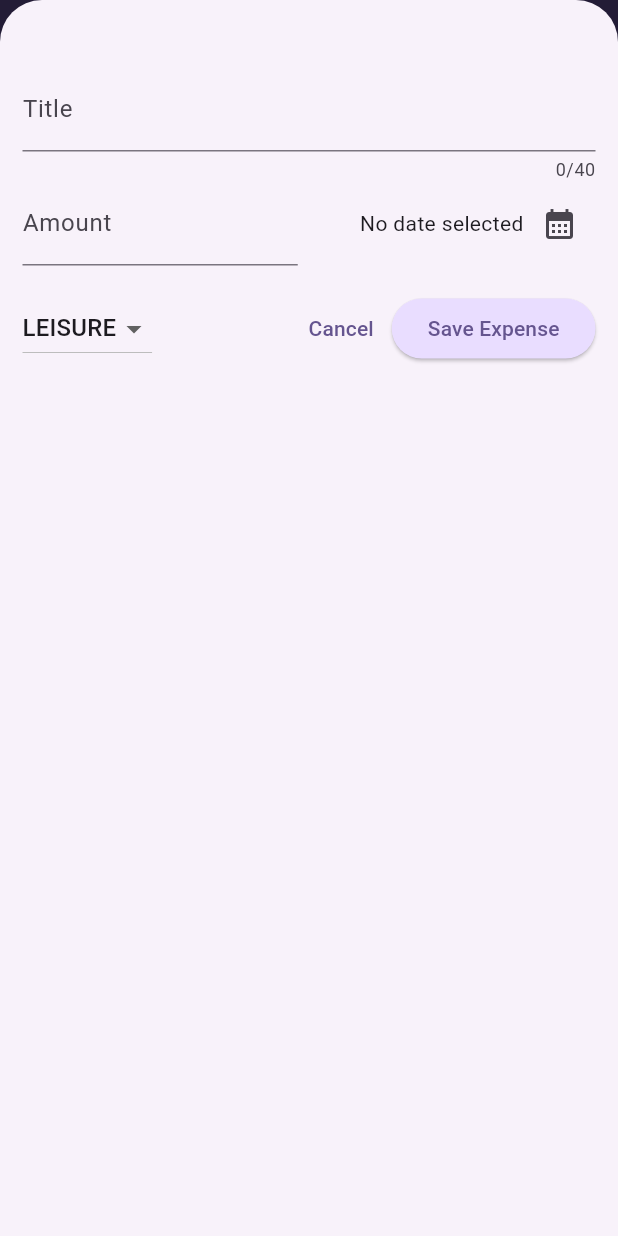
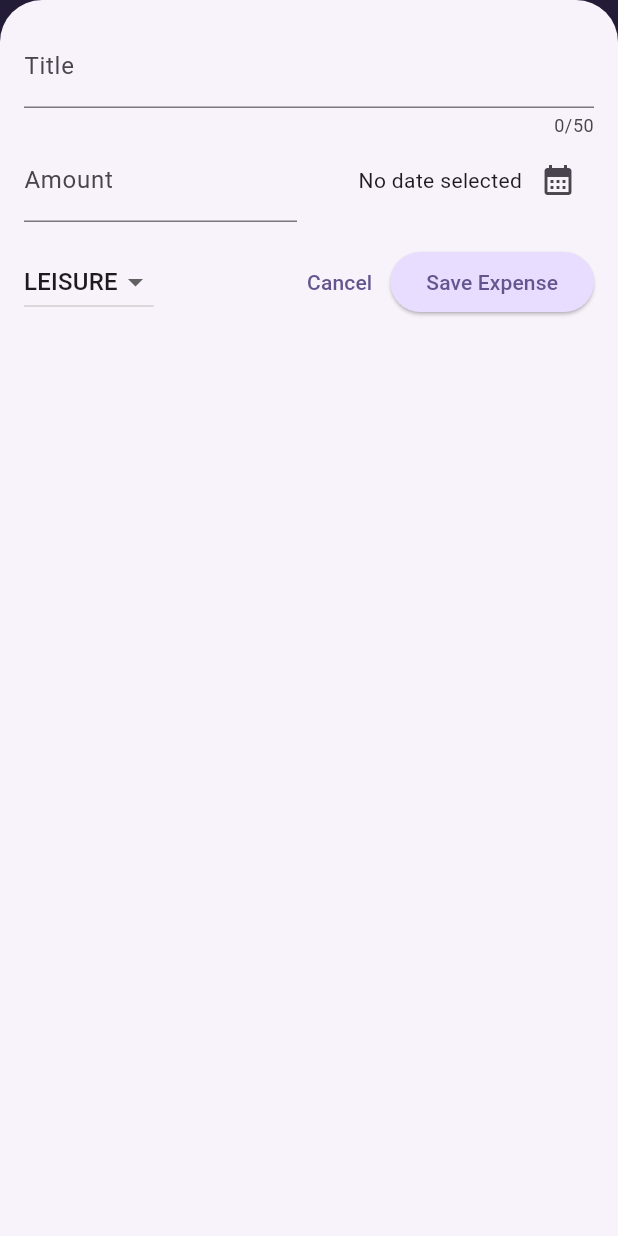
Before and after one commit to avoloder9/Expense_tracker, a Flutter app: the screen it shows after launch, after a tap on the "add" icon, on a phone screen of 412 x 824 dp. Run offline on Flutter 3.47's test engine with Material 3 defaults, Android fonts, the phone set to English and light mode, and no system bars.

Commit message:
built responsive and adaptive UI

```diff
--- a/lib/main.dart
+++ b/lib/main.dart
@@ -7,8 +7,9 @@ var kColorScheme = ColorScheme.fromSeed(
 
 var kDarkColorScheme = ColorScheme.fromSeed(
   brightness: Brightness.dark,
-  seedColor: const Color.fromARGB(255, 5, 59, 125),
+  seedColor: const Color.fromARGB(255, 5, 99, 125),
 );
+
 void main() {
   runApp(
     MaterialApp(
@@ -34,7 +35,7 @@ void main() {
         colorScheme: kColorScheme,
         appBarTheme: const AppBarTheme().copyWith(
           backgroundColor: kColorScheme.onPrimaryContainer,
-          foregroundColor: kColorScheme.primary,
+          foregroundColor: kColorScheme.primaryContainer,
         ),
         cardTheme: const CardTheme().copyWith(
           color: kColorScheme.secondaryContainer,
@@ -50,9 +51,10 @@ void main() {
         ),
         textTheme: ThemeData().textTheme.copyWith(
               titleLarge: TextStyle(
-                  fontWeight: FontWeight.bold,
-                  color: kColorScheme.onSecondaryContainer,
-                  fontSize: 15),
+                fontWeight: FontWeight.bold,
+                color: kColorScheme.onSecondaryContainer,
+                fontSize: 16,
+              ),
             ),
       ),
       home: const Expenses(),
--- a/lib/models/expense.dart
+++ b/lib/models/expense.dart
@@ -12,7 +12,7 @@ const categoryIcons = {
   Category.food: Icons.lunch_dining,
   Category.travel: Icons.flight_takeoff,
   Category.leisure: Icons.movie,
-  Category.work: Icons.work
+  Category.work: Icons.work,
 };
 
 class Expense {
@@ -35,12 +35,16 @@ class Expense {
 }
 
 class ExpenseBucket {
-  const ExpenseBucket({required this.category, required this.expenses});
+  const ExpenseBucket({
+    required this.category,
+    required this.expenses,
+  });
 
   ExpenseBucket.forCategory(List<Expense> allExpenses, this.category)
       : expenses = allExpenses
             .where((expense) => expense.category == category)
             .toList();
+
   final Category category;
   final List<Expense> expenses;
 
--- a/lib/widgets/chart/chart.dart
+++ b/lib/widgets/chart/chart.dart
@@ -1,4 +1,5 @@
 import 'package:flutter/material.dart';
+
 import 'package:expense_tracker/widgets/chart/chart_bar.dart';
 import 'package:expense_tracker/models/expense.dart';
 
@@ -57,7 +58,7 @@ class Chart extends StatelessWidget {
             child: Row(
               crossAxisAlignment: CrossAxisAlignment.end,
               children: [
-                for (final bucket in buckets) // alternative to map()
+                for (final bucket in buckets)
                   ChartBar(
                     fill: bucket.totalExpenses == 0
                         ? 0
--- a/lib/widgets/expenses.dart
+++ b/lib/widgets/expenses.dart
@@ -1,11 +1,12 @@
+import 'package:flutter/material.dart';
+import 'package:expense_tracker/widgets/new_expense.dart';
+import 'package:expense_tracker/widgets/expenses_list/expenses_list.dart';
+import 'package:expense_tracker/models/expense.dart';
 import 'package:expense_tracker/widgets/chart/chart.dart';
-import 'package:expense_tracker/widgets/expenses_list/expenses_list.dart';
-import 'package:expense_tracker/widgets/new_expense.dart';
-import 'package:flutter/material.dart';
-import 'package:expense_tracker/models/expense.dart';
 
 class Expenses extends StatefulWidget {
   const Expenses({super.key});
+
   @override
   State<Expenses> createState() {
     return _ExpensesState();
@@ -18,16 +19,19 @@ class _ExpensesState extends State<Expenses> {
       title: 'Flutter Course',
       amount: 19.99,
       date: DateTime.now(),
-        category: Category.work),
+      category: Category.work,
+    ),
     Expense(
       title: 'Cinema',
-        amount: 15.70,
+      amount: 15.69,
       date: DateTime.now(),
-        category: Category.leisure),
+      category: Category.leisure,
+    ),
   ];
 
   void _openAddExpenseOverlay() {
     showModalBottomSheet(
+      useSafeArea: true,
       isScrollControlled: true,
       context: context,
       builder: (ctx) => NewExpense(onAddExpense: _addExpense),
@@ -42,7 +46,6 @@ class _ExpensesState extends State<Expenses> {
 
   void _removeExpense(Expense expense) {
     final expenseIndex = _registeredExpenses.indexOf(expense);
-
     setState(() {
       _registeredExpenses.remove(expense);
     });
@@ -50,7 +53,7 @@ class _ExpensesState extends State<Expenses> {
     ScaffoldMessenger.of(context).showSnackBar(
       SnackBar(
         duration: const Duration(seconds: 3),
-        content: const Text('Expense deleted'),
+        content: const Text('Expense deleted.'),
         action: SnackBarAction(
           label: 'Undo',
           onPressed: () {
@@ -65,8 +68,11 @@ class _ExpensesState extends State<Expenses> {
 
   @override
   Widget build(BuildContext context) {
-    Widget mainContent =
-        const Center(child: Text('No expenses found. Start adding some!'));
+    final width = MediaQuery.of(context).size.width;
+
+    Widget mainContent = const Center(
+      child: Text('No expenses found. Start adding some!'),
+    );
 
     if (_registeredExpenses.isNotEmpty) {
       mainContent = ExpensesList(
@@ -82,12 +88,23 @@ class _ExpensesState extends State<Expenses> {
           IconButton(
             onPressed: _openAddExpenseOverlay,
             icon: const Icon(Icons.add),
-          )
+          ),
         ],
       ),
-      body: Column(
+      body: width < 600
+          ? Column(
               children: [
                 Chart(expenses: _registeredExpenses),
+                Expanded(
+                  child: mainContent,
+                ),
+              ],
+            )
+          : Row(
+              children: [
+                Expanded(
+                  child: Chart(expenses: _registeredExpenses),
+                ),
                 Expanded(
                   child: mainContent,
                 ),
--- a/lib/widgets/expenses_list/expense_item.dart
+++ b/lib/widgets/expenses_list/expense_item.dart
@@ -3,12 +3,17 @@ import 'package:expense_tracker/models/expense.dart';
 
 class ExpenseItem extends StatelessWidget {
   const ExpenseItem(this.expense, {super.key});
+
   final Expense expense;
+
   @override
   Widget build(BuildContext context) {
     return Card(
       child: Padding(
-        padding: const EdgeInsets.symmetric(vertical: 15, horizontal: 20),
+        padding: const EdgeInsets.symmetric(
+          horizontal: 20,
+          vertical: 16,
+        ),
         child: Column(
           crossAxisAlignment: CrossAxisAlignment.start,
           children: [
@@ -16,20 +21,22 @@ class ExpenseItem extends StatelessWidget {
               expense.title,
               style: Theme.of(context).textTheme.titleLarge,
             ),
-            const SizedBox(height: 5),
+            const SizedBox(height: 4),
             Row(
               children: [
-                Text('\$${expense.amount.toStringAsFixed(2)}'),
+                Text(
+                  '\$${expense.amount.toStringAsFixed(2)}',
+                ),
                 const Spacer(),
                 Row(
                   children: [
                     Icon(categoryIcons[expense.category]),
-                    const SizedBox(width: 10),
+                    const SizedBox(width: 8),
                     Text(expense.formattedDate),
                   ],
                 ),
               ],
-            )
+            ),
           ],
         ),
       ),
--- a/lib/widgets/expenses_list/expenses_list.dart
+++ b/lib/widgets/expenses_list/expenses_list.dart
@@ -1,12 +1,17 @@
+import 'package:flutter/material.dart';
 import 'package:expense_tracker/widgets/expenses_list/expense_item.dart';
-import 'package:flutter/material.dart';
 import 'package:expense_tracker/models/expense.dart';
 
 class ExpensesList extends StatelessWidget {
-  const ExpensesList(
-      {super.key, required this.expenses, required this.onRemoveExpense});
+  const ExpensesList({
+    super.key,
+    required this.expenses,
+    required this.onRemoveExpense,
+  });
+
   final List<Expense> expenses;
   final void Function(Expense expense) onRemoveExpense;
+
   @override
   Widget build(BuildContext context) {
     return ListView.builder(
@@ -14,7 +19,7 @@ class ExpensesList extends StatelessWidget {
       itemBuilder: (ctx, index) => Dismissible(
         key: ValueKey(expenses[index]),
         background: Container(
-          color: Theme.of(context).colorScheme.error.withOpacity(0.7),
+          color: Theme.of(context).colorScheme.error.withOpacity(0.75),
           margin: EdgeInsets.symmetric(
             horizontal: Theme.of(context).cardTheme.margin!.horizontal,
           ),
@@ -22,7 +27,9 @@ class ExpensesList extends StatelessWidget {
         onDismissed: (direction) {
           onRemoveExpense(expenses[index]);
         },
-        child: ExpenseItem(expenses[index]),
+        child: ExpenseItem(
+          expenses[index],
+        ),
       ),
     );
   }
--- a/lib/widgets/new_expense.dart
+++ b/lib/widgets/new_expense.dart
@@ -1,3 +1,5 @@
+import 'dart:io';
+import 'package:flutter/cupertino.dart';
 import 'package:flutter/material.dart';
 import 'package:expense_tracker/models/expense.dart';
 
@@ -18,25 +20,28 @@ class _NewExpenseState extends State<NewExpense> {
   DateTime? _selectedDate;
   Category _selectedCategory = Category.leisure;
 
-  @override
-  void dispose() {
-    _titleController.dispose();
-    _amountController.dispose();
-    super.dispose();
+  void _presentDatePicker() async {
+    final now = DateTime.now();
+    final firstDate = DateTime(now.year - 1, now.month, now.day);
+    final pickedDate = await showDatePicker(
+      context: context,
+      initialDate: now,
+      firstDate: firstDate,
+      lastDate: now,
+    );
+    setState(() {
+      _selectedDate = pickedDate;
+    });
   }
 
-  void _submitExpenseData() {
-    final enteredAmount = double.tryParse(_amountController.text);
-    final amountIsInvalid = enteredAmount == null || enteredAmount <= 0;
-    if (_titleController.text.trim().isEmpty ||
-        amountIsInvalid ||
-        _selectedDate == null) {
-      showDialog(
+  void _showDialog() {
+    if (Platform.isIOS) {
+      showCupertinoDialog(
         context: context,
-        builder: (ctx) => AlertDialog(
+        builder: (ctx) => CupertinoAlertDialog(
           title: const Text('Invalid input'),
           content: const Text(
-              'Please make sure a valid title, amount, date and category was entered'),
+              'Please make sure a valid title, amount, date and category was entered.'),
           actions: [
             TextButton(
               onPressed: () {
@@ -47,6 +52,33 @@ class _NewExpenseState extends State<NewExpense> {
           ],
         ),
       );
+    } else {
+      showDialog(
+        context: context,
+        builder: (ctx) => AlertDialog(
+          title: const Text('Invalid input'),
+          content: const Text(
+              'Please make sure a valid title, amount, date and category was entered.'),
+          actions: [
+            TextButton(
+              onPressed: () {
+                Navigator.pop(ctx);
+              },
+              child: const Text('Okay'),
+            ),
+          ],
+        ),
+      );
+    }
+  }
+
+  void _submitExpenseData() {
+    final enteredAmount = double.tryParse(_amountController.text);
+    final amountIsInvalid = enteredAmount == null || enteredAmount <= 0;
+    if (_titleController.text.trim().isEmpty ||
+        amountIsInvalid ||
+        _selectedDate == null) {
+      _showDialog();
       return;
     }
 
@@ -55,38 +87,114 @@ class _NewExpenseState extends State<NewExpense> {
         title: _titleController.text,
         amount: enteredAmount,
         date: _selectedDate!,
-          category: _selectedCategory),
+        category: _selectedCategory,
+      ),
     );
     Navigator.pop(context);
   }
 
-  void _presentDatePicker() async {
-    final now = DateTime.now();
-    final firstDate = DateTime(now.year - 1, now.month, now.day);
-
-    final pickedDate = await showDatePicker(
-        context: context,
-        initialDate: now,
-        firstDate: firstDate,
-        lastDate: now);
-    setState(() {
-      _selectedDate = pickedDate;
-    });
+  @override
+  void dispose() {
+    _titleController.dispose();
+    _amountController.dispose();
+    super.dispose();
   }
 
   @override
   Widget build(BuildContext context) {
-    return Padding(
-      padding: const EdgeInsets.fromLTRB(15, 45, 15, 15),
+    final keyboardSpace = MediaQuery.of(context).viewInsets.bottom;
+
+    return LayoutBuilder(builder: (ctx, constraints) {
+      final width = constraints.maxWidth;
+
+      return SizedBox(
+        height: double.infinity,
+        child: SingleChildScrollView(
+          child: Padding(
+            padding: EdgeInsets.fromLTRB(16, 16, 16, keyboardSpace + 15),
             child: Column(
               children: [
-          TextField(
+                if (width >= 600)
+                  Row(
+                    crossAxisAlignment: CrossAxisAlignment.start,
+                    children: [
+                      Expanded(
+                        child: TextField(
                           controller: _titleController,
-            maxLength: 40,
+                          maxLength: 50,
                           decoration: const InputDecoration(
                             label: Text('Title'),
                           ),
                         ),
+                      ),
+                      const SizedBox(width: 24),
+                      Expanded(
+                        child: TextField(
+                          controller: _amountController,
+                          keyboardType: TextInputType.number,
+                          decoration: const InputDecoration(
+                            prefixText: '\$ ',
+                            label: Text('Amount'),
+                          ),
+                        ),
+                      ),
+                    ],
+                  )
+                else
+                  TextField(
+                    controller: _titleController,
+                    maxLength: 50,
+                    decoration: const InputDecoration(
+                      label: Text('Title'),
+                    ),
+                  ),
+                if (width >= 600)
+                  Row(
+                    children: [
+                      DropdownButton(
+                        value: _selectedCategory,
+                        items: Category.values
+                            .map(
+                              (category) => DropdownMenuItem(
+                                value: category,
+                                child: Text(
+                                  category.name.toUpperCase(),
+                                ),
+                              ),
+                            )
+                            .toList(),
+                        onChanged: (value) {
+                          if (value == null) {
+                            return;
+                          }
+                          setState(() {
+                            _selectedCategory = value;
+                          });
+                        },
+                      ),
+                      const SizedBox(width: 24),
+                      Expanded(
+                        child: Row(
+                          mainAxisAlignment: MainAxisAlignment.end,
+                          crossAxisAlignment: CrossAxisAlignment.center,
+                          children: [
+                            Text(
+                              _selectedDate == null
+                                  ? 'No date selected'
+                                  : formatter.format(_selectedDate!),
+                            ),
+                            IconButton(
+                              onPressed: _presentDatePicker,
+                              icon: const Icon(
+                                Icons.calendar_month,
+                              ),
+                            ),
+                          ],
+                        ),
+                      ),
+                    ],
+                  )
+                else
                   Row(
                     children: [
                       Expanded(
@@ -99,9 +207,7 @@ class _NewExpenseState extends State<NewExpense> {
                           ),
                         ),
                       ),
-              const SizedBox(
-                width: 15,
-              ),
+                      const SizedBox(width: 16),
                       Expanded(
                         child: Row(
                           mainAxisAlignment: MainAxisAlignment.end,
@@ -114,15 +220,33 @@ class _NewExpenseState extends State<NewExpense> {
                             ),
                             IconButton(
                               onPressed: _presentDatePicker,
-                        icon: const Icon(Icons.calendar_month)),
+                              icon: const Icon(
+                                Icons.calendar_month,
+                              ),
+                            ),
                           ],
                         ),
                       ),
                     ],
                   ),
-          const SizedBox(
-            height: 18,
+                const SizedBox(height: 16),
+                if (width >= 600)
+                  Row(
+                    children: [
+                      const Spacer(),
+                      TextButton(
+                        onPressed: () {
+                          Navigator.pop(context);
+                        },
+                        child: const Text('Cancel'),
                       ),
+                      ElevatedButton(
+                        onPressed: _submitExpenseData,
+                        child: const Text('Save Expense'),
+                      ),
+                    ],
+                  )
+                else
                   Row(
                     children: [
                       DropdownButton(
@@ -151,15 +275,19 @@ class _NewExpenseState extends State<NewExpense> {
                         onPressed: () {
                           Navigator.pop(context);
                         },
-                  child: const Text('Cancel')),
+                        child: const Text('Cancel'),
+                      ),
                       ElevatedButton(
                         onPressed: _submitExpenseData,
                         child: const Text('Save Expense'),
-              )
-            ],
-          )
+                      ),
                     ],
                   ),
+              ],
+            ),
+          ),
+        ),
       );
+    });
   }
 }
```
Lines whose indentation alone changed are shown as unchanged.
